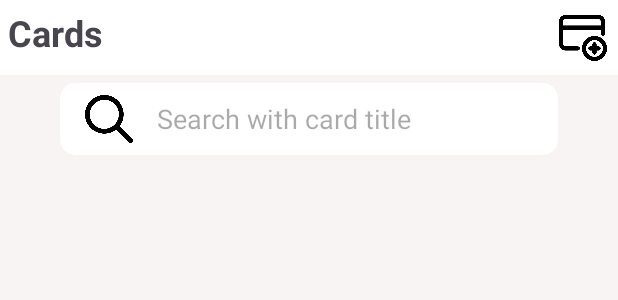
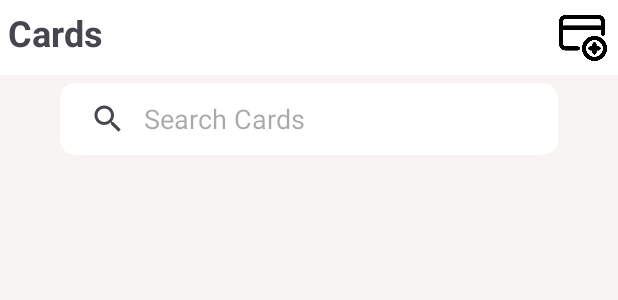
Before and after one commit to semihbag/StudyFlow-CSE3044, an Android app: the layout fragment_card.xml on its own in the app's theme, with its tools: preview values and no code run, on a phone screen of 412 x 824 dp. Shown: the top 300 px of the screen. Run offline under Robolectric (Android 15) with nearby library versions, the phone set to English and light mode, and no system bars.

Commit message:
Update fragment_card.xml

```diff
--- a/app/src/main/res/layout/fragment_card.xml
+++ b/app/src/main/res/layout/fragment_card.xml
@@ -86,58 +86,16 @@
 
                 <LinearLayout
                     android:layout_width="match_parent"
-                    android:layout_height="wrap_content"
+                    android:layout_height="48dp"
                     android:orientation="vertical">
 
-                    <LinearLayout
+
+                    <SearchView
+                        android:queryHint="Search Cards"
+                        android:iconifiedByDefault="false"
+                        android:queryBackground="@android:color/transparent"
                         android:layout_width="match_parent"
-                        android:layout_height="48dp"
-                        android:paddingHorizontal="5dp">
-
-
-                        <LinearLayout
-                            android:layout_width="match_parent"
-                            android:layout_height="match_parent"
-                            android:layout_weight="10"
-                            android:orientation="vertical">
-
-                            <ImageButton
-                                android:padding="8dp"
-                                android:id="@+id/button_search_card"
-                                android:layout_width="wrap_content"
-                                android:layout_height="wrap_content"
-                                android:background="@null"
-                                android:scaleType="centerInside"
-                                android:src="@drawable/icon_search">
-
-                            </ImageButton>
-
-                        </LinearLayout>
-
-                        <LinearLayout
-                            android:layout_width="match_parent"
-                            android:layout_height="match_parent"
-                            android:layout_gravity="center"
-                            android:layout_weight="2"
-                            android:orientation="horizontal">
-
-                            <EditText
-                                android:id="@+id/edit_text_search_card"
-                                android:layout_width="match_parent"
-                                android:layout_height="48dp"
-                                android:layout_marginHorizontal="5dp"
-                                android:background="@null"
-                                android:hint="Search with card title">
-
-                            </EditText>
-
-                        </LinearLayout>
-
-
-
-
-                    </LinearLayout>
-
+                        android:layout_height="match_parent" />
 
 
                 </LinearLayout>
```
